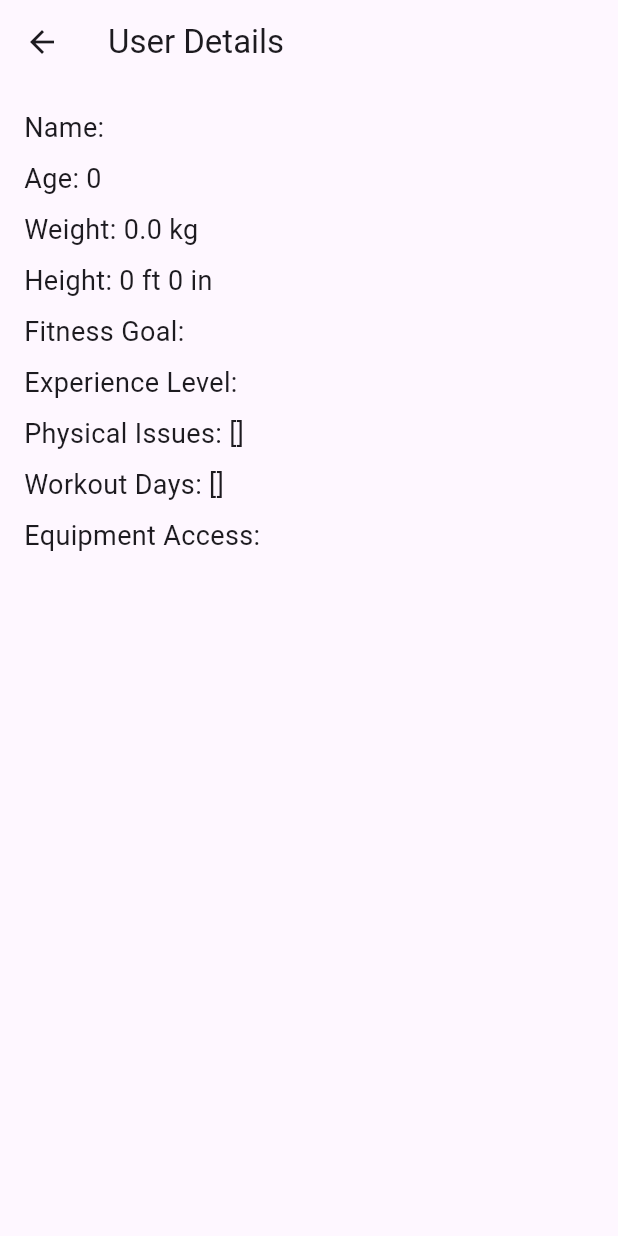
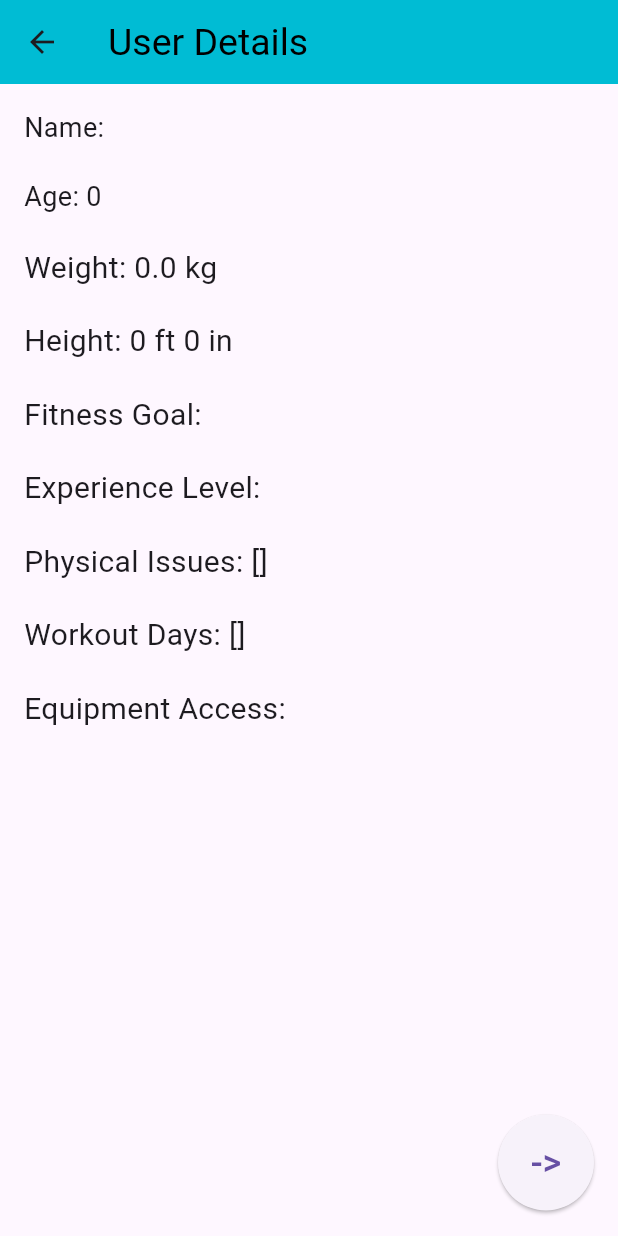
Before and after one commit to dKsuna/myFit_app, a Flutter app: the DetailsScreen screen opened directly with empty values, on a phone screen of 412 x 824 dp. Run offline on Flutter 3.47's test engine with Material 3 defaults, Android fonts, the phone set to English and light mode, and no system bars; our stand-ins replace permission_handler, sqflite; accounts and stored records are empty.

Commit message:
Adding the link to MainHomeScreen

```diff
--- a/lib/main.dart
+++ b/lib/main.dart
@@ -11,6 +11,7 @@ import 'screens/registration/days_screen.dart';
 import 'screens/registration/equipment_screen.dart';
 import 'screens/registration/summary.dart';
 import 'screens/models/user_model.dart';
+import 'package:myfit/screens/main_screen.dart';
 
 void main() {
   runApp(const MyApp());
@@ -39,6 +40,7 @@ class MyApp extends StatelessWidget {
           final user = ModalRoute.of(context)!.settings.arguments as User;
           return DetailsScreen(user: user);
         },
+        '/main': (context) => MainScreen(),
       },
       theme: ThemeData(primarySwatch: Colors.blue),
       debugShowCheckedModeBanner: false,
--- a/lib/screens/models/user_model.dart
+++ b/lib/screens/models/user_model.dart
@@ -48,4 +48,35 @@ class User {
       equipmentAccess: equipmentAccess ?? this.equipmentAccess,
     );
   }
+/*
+  Map<String, dynamic> toMap() {
+    return {
+      'name': name,
+      'age': age,
+      'weightKg': weightKg,
+      'heightFeet': heightFeet,
+      'heightInches': heightInches,
+      'fitnessGoal': fitnessGoal,
+      'experienceLevel': experienceLevel,
+      'physicalIssues': physicalIssues,
+      'workoutDays': workoutDays.join(', '),
+      'equipmentAccess': equipmentAccess,
+    };
+  }
+
+  factory User.fromMap(Map<String, dynamic> map) {
+    return User(
+      name: map['name'],
+      age: map['age'],
+      weightKg: map['weightKg'],
+      heightFeet: map['heightFeet'],
+      heightInches: map['heightInches'],
+      fitnessGoal: map['fitnessGoal'],
+      experienceLevel: map['experienceLevel'],
+      physicalIssues: map['physicalIssues'],
+      workoutDays: map['workoutDays'].split(', '),
+      equipmentAccess: map['equipmentAccess'],
+    );
+  }
+}*/
 }
--- a/lib/screens/registration/details_screen.dart
+++ b/lib/screens/registration/details_screen.dart
@@ -12,6 +12,12 @@ class DetailsScreen extends StatelessWidget {
     return Scaffold(
       appBar: AppBar(
         title: const Text("User Details"),
+        backgroundColor: Colors.cyan,
+        titleTextStyle: TextStyle(
+          //backgroundColor: Colors.cyan,
+          color: Colors.black,
+          fontSize: 25.0,
+        ),
       ),
       body: Padding(
         padding: const EdgeInsets.all(16),
@@ -19,29 +25,45 @@ class DetailsScreen extends StatelessWidget {
           crossAxisAlignment: CrossAxisAlignment.start,
           children: [
             Text("Name: ${user.name}", style: const TextStyle(fontSize: 18)),
-            const SizedBox(height: 8),
+            const SizedBox(height: 20),
             Text("Age: ${user.age}", style: const TextStyle(fontSize: 18)),
-            const SizedBox(height: 8),
+            const SizedBox(height: 20),
             Text("Weight: ${user.weightKg} kg",
-                style: const TextStyle(fontSize: 18)),
-            const SizedBox(height: 8),
+                style: const TextStyle(fontSize: 20)),
+            const SizedBox(height: 20),
             Text("Height: ${user.heightFeet} ft ${user.heightInches} in",
-                style: const TextStyle(fontSize: 18)),
-            const SizedBox(height: 8),
+                style: const TextStyle(fontSize: 20)),
+            const SizedBox(height: 20),
             Text("Fitness Goal: ${user.fitnessGoal}",
-                style: const TextStyle(fontSize: 18)),
-            const SizedBox(height: 8),
+                style: const TextStyle(fontSize: 20)),
+            const SizedBox(height: 20),
             Text("Experience Level: ${user.experienceLevel}",
-                style: const TextStyle(fontSize: 18)),
-            const SizedBox(height: 8),
+                style: const TextStyle(fontSize: 20)),
+            const SizedBox(height: 20),
             Text("Physical Issues: ${user.physicalIssues}",
-                style: const TextStyle(fontSize: 18)),
-            const SizedBox(height: 8),
+                style: const TextStyle(fontSize: 20)),
+            const SizedBox(height: 20),
             Text("Workout Days: ${user.workoutDays}",
-                style: const TextStyle(fontSize: 18)),
-            const SizedBox(height: 8),
+                style: const TextStyle(fontSize: 20)),
+            const SizedBox(height: 20),
             Text("Equipment Access: ${user.equipmentAccess}",
-                style: const TextStyle(fontSize: 18)),
+                style: const TextStyle(fontSize: 20)),
+            //const SizedBox(height: 20),
+            const Spacer(), // Pushes content up and reserves space for the button below
+            Align(
+              alignment: Alignment.bottomRight,
+              child: ElevatedButton(
+                onPressed: () {
+                  Navigator.pushNamedAndRemoveUntil(
+                      context, '/main', (route) => false);
+                },
+                style: ElevatedButton.styleFrom(
+                  shape: const CircleBorder(),
+                  padding: const EdgeInsets.all(16),
+                ),
+                child: const Text("->", style: TextStyle(fontSize: 24)),
+              ),
+            ),
           ],
         ),
       ),
```
Also changed, not shown: lib/screens/db/db_helper.dart (+32 -58 lines), lib/screens/registration/register_screen.dart (deleted, +0 -186 lines).
